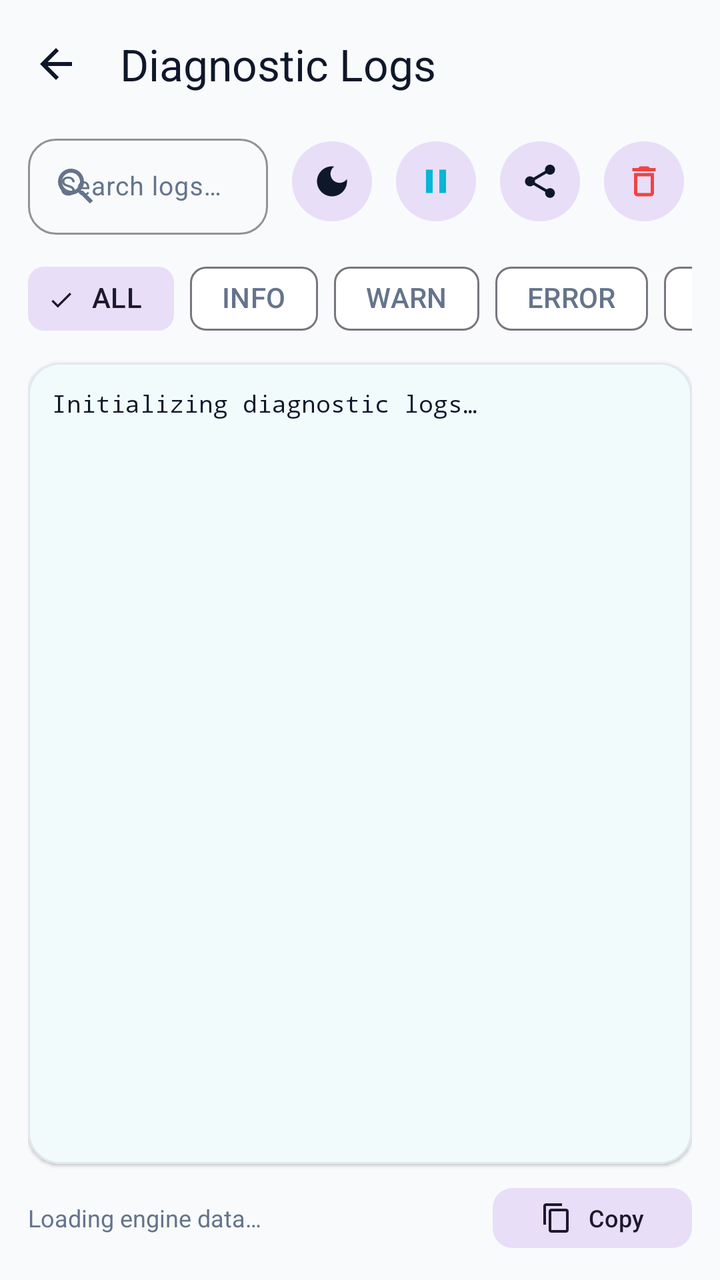
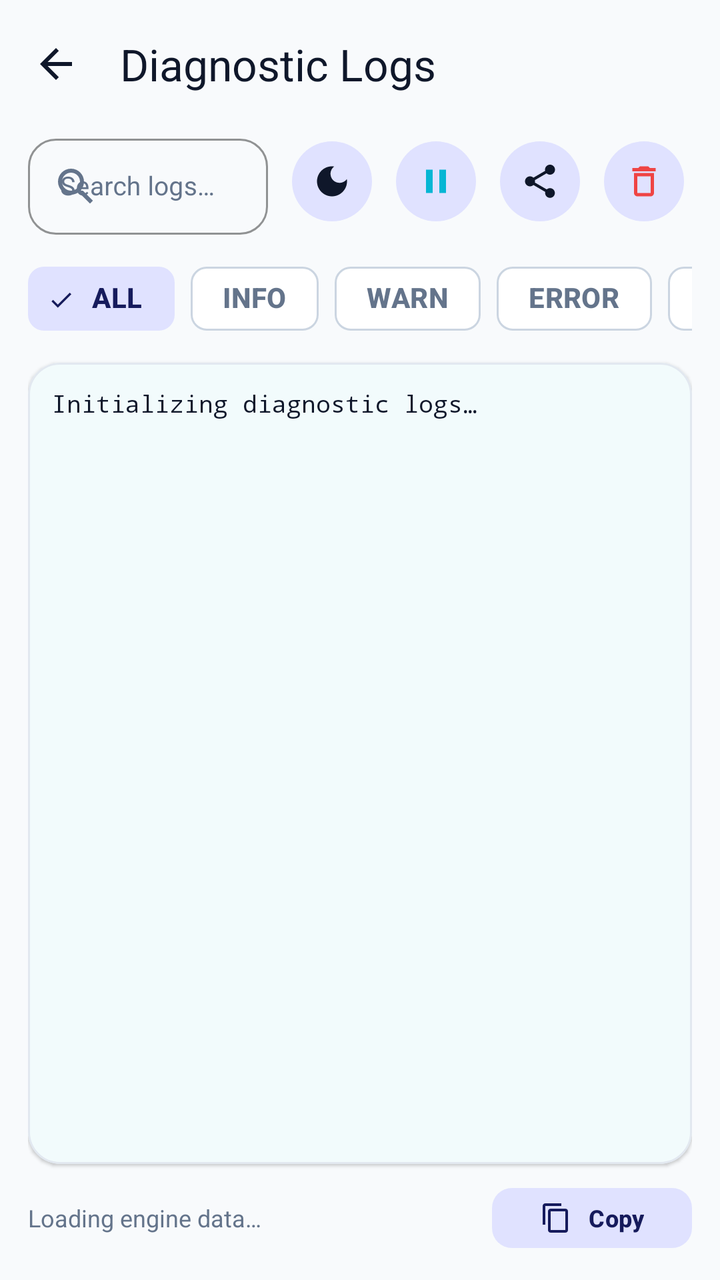

Compare the two renders of this Android layout. The source of the first and the diff that turns it into the second are given below.
<!-- AndroidManifest.xml: application theme Theme.P2ptap -->
<!-- res/layout/activity_log_viewer.xml -->
<?xml version="1.0" encoding="utf-8"?>
<androidx.coordinatorlayout.widget.CoordinatorLayout xmlns:android="http://schemas.android.com/apk/res/android"
    xmlns:app="http://schemas.android.com/apk/res-auto"
    android:layout_width="match_parent"
    android:layout_height="match_parent"
    android:background="@color/window_bg"
    android:fitsSystemWindows="true">

    <com.google.android.material.appbar.AppBarLayout
        android:layout_width="match_parent"
        android:layout_height="wrap_content"
        android:background="@color/window_bg"
        app:elevation="0dp">

        <com.google.android.material.appbar.MaterialToolbar
            android:id="@+id/toolbar"
            android:layout_width="match_parent"
            android:layout_height="?attr/actionBarSize"
            app:title="@string/title_log_viewer"
            app:titleTextColor="@color/text_primary"
            app:navigationIcon="@drawable/ic_arrow_back"
            app:navigationIconTint="@color/text_primary" />

    </com.google.android.material.appbar.AppBarLayout>

    <LinearLayout
        android:layout_width="match_parent"
        android:layout_height="match_parent"
        android:orientation="vertical"
        android:paddingHorizontal="14dp"
        android:paddingBottom="12dp"
        app:layout_behavior="@string/appbar_scrolling_view_behavior">

        
        <LinearLayout
            android:layout_width="match_parent"
            android:layout_height="wrap_content"
            android:orientation="horizontal"
            android:gravity="center_vertical"
            android:layout_marginBottom="8dp">

            
            <com.google.android.material.textfield.TextInputLayout
                android:layout_width="0dp"
                android:layout_height="wrap_content"
                android:layout_weight="1"
                android:hint="@string/hint_search_logs"
                app:boxCornerRadiusBottomEnd="14dp"
                app:boxCornerRadiusBottomStart="14dp"
                app:boxCornerRadiusTopEnd="14dp"
                app:boxCornerRadiusTopStart="14dp"
                app:boxBackgroundMode="outline"
                app:boxStrokeColor="@color/card_stroke"
                app:startIconDrawable="@drawable/ic_search"
                app:startIconTint="@color/text_secondary"
                app:endIconMode="clear_text">

                <com.google.android.material.textfield.TextInputEditText
                    android:id="@+id/etSearchLogs"
                    android:layout_width="match_parent"
                    android:layout_height="48dp"
                    android:paddingTop="8dp"
                    android:paddingBottom="8dp"
                    android:textSize="13sp"
                    android:textColor="@color/text_primary"
                    android:inputType="text" />
            </com.google.android.material.textfield.TextInputLayout>

            
            <com.google.android.material.button.MaterialButton
                android:id="@+id/btnToggleTheme"
                style="@style/Widget.Material3.Button.IconButton.Filled.Tonal"
                android:layout_width="48dp"
                android:layout_height="48dp"
                android:layout_marginStart="8dp"
                app:icon="@drawable/ic_theme_mode"
                app:iconTint="@color/text_primary" />

            
            <com.google.android.material.button.MaterialButton
                android:id="@+id/btnPauseResume"
                style="@style/Widget.Material3.Button.IconButton.Filled.Tonal"
                android:layout_width="48dp"
                android:layout_height="48dp"
                android:layout_marginStart="4dp"
                app:icon="@drawable/ic_pause"
                app:iconTint="@color/brand_primary" />

            
            <com.google.android.material.button.MaterialButton
                android:id="@+id/btnShareLogs"
                style="@style/Widget.Material3.Button.IconButton.Filled.Tonal"
                android:layout_width="48dp"
                android:layout_height="48dp"
                android:layout_marginStart="4dp"
                app:icon="@drawable/ic_share"
                app:iconTint="@color/text_primary" />

            
            <com.google.android.material.button.MaterialButton
                android:id="@+id/btnClearLogs"
                style="@style/Widget.Material3.Button.IconButton.Filled.Tonal"
                android:layout_width="48dp"
                android:layout_height="48dp"
                android:layout_marginStart="4dp"
                app:icon="@drawable/ic_delete"
                app:iconTint="@color/status_error" />

        </LinearLayout>

        
        <HorizontalScrollView
            android:layout_width="match_parent"
            android:layout_height="wrap_content"
            android:scrollbars="none"
            android:layout_marginBottom="8dp">

            <com.google.android.material.chip.ChipGroup
                android:id="@+id/chipGroupLevels"
                android:layout_width="wrap_content"
                android:layout_height="wrap_content"
                app:singleSelection="true">

                <com.google.android.material.chip.Chip
                    android:id="@+id/chipAll"
                    style="@style/Widget.Material3.Chip.Filter"
                    android:layout_width="wrap_content"
                    android:layout_height="wrap_content"
                    android:checked="true"
                    android:text="@string/filter_all" />

                <com.google.android.material.chip.Chip
                    android:id="@+id/chipInfo"
                    style="@style/Widget.Material3.Chip.Filter"
                    android:layout_width="wrap_content"
                    android:layout_height="wrap_content"
                    android:text="@string/filter_info" />

                <com.google.android.material.chip.Chip
                    android:id="@+id/chipWarn"
                    style="@style/Widget.Material3.Chip.Filter"
                    android:layout_width="wrap_content"
                    android:layout_height="wrap_content"
                    android:text="@string/filter_warn" />

                <com.google.android.material.chip.Chip
                    android:id="@+id/chipError"
                    style="@style/Widget.Material3.Chip.Filter"
                    android:layout_width="wrap_content"
                    android:layout_height="wrap_content"
                    android:text="@string/filter_error" />

                <com.google.android.material.chip.Chip
                    android:id="@+id/chipDebug"
                    style="@style/Widget.Material3.Chip.Filter"
                    android:layout_width="wrap_content"
                    android:layout_height="wrap_content"
                    android:text="@string/filter_debug" />


            </com.google.android.material.chip.ChipGroup>
        </HorizontalScrollView>

        
        <com.google.android.material.card.MaterialCardView
            android:layout_width="match_parent"
            android:layout_height="0dp"
            android:layout_weight="1"
            app:cardCornerRadius="16dp"
            app:cardElevation="1dp"
            app:cardBackgroundColor="@color/log_card"
            app:strokeColor="@color/log_stroke"
            app:strokeWidth="1dp">

            <ScrollView
                android:id="@+id/scrollView"
                android:layout_width="match_parent"
                android:layout_height="match_parent"
                android:fillViewport="true"
                android:padding="12dp"
                android:scrollbars="vertical">

                <TextView
                    android:id="@+id/tvLogs"
                    android:layout_width="match_parent"
                    android:layout_height="wrap_content"
                    android:fontFamily="monospace"
                    android:lineSpacingExtra="3dp"
                    android:textColor="@color/log_text"
                    android:textSize="12sp"
                    android:textIsSelectable="true"
                    android:text="@string/logs_initializing" />
            </ScrollView>

        </com.google.android.material.card.MaterialCardView>

        
        <LinearLayout
            android:layout_width="match_parent"
            android:layout_height="wrap_content"
            android:orientation="horizontal"
            android:gravity="center_vertical"
            android:layout_marginTop="8dp">

            <TextView
                android:id="@+id/tvLogStats"
                android:layout_width="0dp"
                android:layout_height="wrap_content"
                android:layout_weight="1"
                android:text="@string/telemetry_loading"
                android:textSize="12sp"
                android:textColor="@color/text_secondary" />

            <com.google.android.material.button.MaterialButton
                android:id="@+id/btnCopyLogs"
                style="@style/Widget.Material3.Button.TonalButton"
                android:layout_width="wrap_content"
                android:layout_height="38dp"
                android:text="@string/btn_copy_logs"
                android:textSize="12sp"
                app:cornerRadius="10dp"
                app:icon="@drawable/ic_copy"
                app:iconSize="16dp" />

        </LinearLayout>

    </LinearLayout>

</androidx.coordinatorlayout.widget.CoordinatorLayout>
<!-- resources referenced by this layout -->
<resources>
  <color name="brand_primary">#06B6D4</color>
  <color name="card_stroke">#E2E8F0</color>
  <color name="text_primary">#0F172A</color>
  <color name="text_secondary">#64748B</color>
  <style name="Base.Theme.P2ptap" parent="Theme.Material3.DayNight.NoActionBar">
          <item name="colorPrimary">@color/brand_primary</item>
          <item name="colorOnPrimary">@color/white</item>
          <item name="colorSecondary">@color/brand_secondary</item>
          <item name="colorOnSecondary">@color/white</item>
          <item name="colorSurface">@color/card_bg</item>
          <item name="colorOnSurface">@color/text_primary</item>
          <item name="colorSurfaceVariant">@color/card_elevated</item>
          <item name="colorOnSurfaceVariant">@color/text_secondary</item>
          <item name="android:statusBarColor">@color/window_bg</item>
          <item name="android:windowLightStatusBar">true</item>
          <item name="android:navigationBarColor">@color/window_bg</item>
          <item name="android:windowLightNavigationBar" tools:targetApi="o_mr1">true</item>
          <item name="android:windowBackground">@color/window_bg</item>
      </style>
  <color name="white">#FFFFFFFF</color>
  <color name="brand_secondary">#6366F1</color>
  <color name="card_bg">#FFFFFF</color>
  <color name="card_elevated">#F1F5F9</color>
  <!-- unchanged entries left out for length: 23 -->
</resources>

<!-- the commit's change to res/layout/activity_log_viewer.xml (unified diff, before → after) -->
@@ -3,13 +3,13 @@
     xmlns:app="http://schemas.android.com/apk/res-auto"
     android:layout_width="match_parent"
     android:layout_height="match_parent"
-    android:background="@color/window_bg"
+    android:background="?attr/colorSurfaceContainerLow"
     android:fitsSystemWindows="true">
 
     <com.google.android.material.appbar.AppBarLayout
         android:layout_width="match_parent"
         android:layout_height="wrap_content"
-        android:background="@color/window_bg"
+        android:background="?attr/colorSurfaceContainerLow"
         app:elevation="0dp">
 
         <com.google.android.material.appbar.MaterialToolbar
@@ -17,9 +17,9 @@
             android:layout_width="match_parent"
             android:layout_height="?attr/actionBarSize"
             app:title="@string/title_log_viewer"
-            app:titleTextColor="@color/text_primary"
+            app:titleTextColor="?attr/colorOnSurface"
             app:navigationIcon="@drawable/ic_arrow_back"
-            app:navigationIconTint="@color/text_primary" />
+            app:navigationIconTint="?attr/colorOnSurface" />
 
     </com.google.android.material.appbar.AppBarLayout>
 
@@ -50,9 +50,9 @@
                 app:boxCornerRadiusTopEnd="14dp"
                 app:boxCornerRadiusTopStart="14dp"
                 app:boxBackgroundMode="outline"
-                app:boxStrokeColor="@color/card_stroke"
+                app:boxStrokeColor="?attr/colorOutlineVariant"
                 app:startIconDrawable="@drawable/ic_search"
-                app:startIconTint="@color/text_secondary"
+                app:startIconTint="?attr/colorOnSurfaceVariant"
                 app:endIconMode="clear_text">
 
                 <com.google.android.material.textfield.TextInputEditText
@@ -62,7 +62,7 @@
                     android:paddingTop="8dp"
                     android:paddingBottom="8dp"
                     android:textSize="13sp"
-                    android:textColor="@color/text_primary"
+                    android:textColor="?attr/colorOnSurface"
                     android:inputType="text" />
             </com.google.android.material.textfield.TextInputLayout>
 
@@ -74,7 +74,7 @@
                 android:layout_height="48dp"
                 android:layout_marginStart="8dp"
                 app:icon="@drawable/ic_theme_mode"
-                app:iconTint="@color/text_primary" />
+                app:iconTint="?attr/colorOnSurface" />
 
             
             <com.google.android.material.button.MaterialButton
@@ -84,7 +84,7 @@
                 android:layout_height="48dp"
                 android:layout_marginStart="4dp"
                 app:icon="@drawable/ic_pause"
-                app:iconTint="@color/brand_primary" />
+                app:iconTint="?attr/colorPrimary" />
 
             
             <com.google.android.material.button.MaterialButton
@@ -94,7 +94,7 @@
                 android:layout_height="48dp"
                 android:layout_marginStart="4dp"
                 app:icon="@drawable/ic_share"
-                app:iconTint="@color/text_primary" />
+                app:iconTint="?attr/colorOnSurface" />
 
             
             <com.google.android.material.button.MaterialButton
@@ -209,7 +209,7 @@
                 android:layout_weight="1"
                 android:text="@string/telemetry_loading"
                 android:textSize="12sp"
-                android:textColor="@color/text_secondary" />
+                android:textColor="?attr/colorOnSurfaceVariant" />
 
             <com.google.android.material.button.MaterialButton
                 android:id="@+id/btnCopyLogs"
<!-- resource entries referenced after the edit -->
@@ -1,28 +1,202 @@
 <!-- resources referenced by this layout -->
 <resources>
-  <color name="brand_primary">#06B6D4</color>
-  <color name="card_stroke">#E2E8F0</color>
-  <color name="text_primary">#0F172A</color>
-  <color name="text_secondary">#64748B</color>
   <style name="Base.Theme.P2ptap" parent="Theme.Material3.DayNight.NoActionBar">
-          <item name="colorPrimary">@color/brand_primary</item>
-          <item name="colorOnPrimary">@color/white</item>
-          <item name="colorSecondary">@color/brand_secondary</item>
-          <item name="colorOnSecondary">@color/white</item>
-          <item name="colorSurface">@color/card_bg</item>
-          <item name="colorOnSurface">@color/text_primary</item>
-          <item name="colorSurfaceVariant">@color/card_elevated</item>
-          <item name="colorOnSurfaceVariant">@color/text_secondary</item>
+          
+          <item name="colorPrimary">@color/md_primary</item>
+          <item name="colorOnPrimary">@color/md_on_primary</item>
+          <item name="colorPrimaryContainer">@color/md_primary_container</item>
+          <item name="colorOnPrimaryContainer">@color/md_on_primary_container</item>
+          <item name="colorPrimaryInverse">@color/md_primary_inverse</item>
+          <item name="colorSecondary">@color/md_secondary</item>
+          <item name="colorOnSecondary">@color/md_on_secondary</item>
+          <item name="colorSecondaryContainer">@color/md_secondary_container</item>
+          <item name="colorOnSecondaryContainer">@color/md_on_secondary_container</item>
+          <item name="colorTertiary">@color/md_tertiary</item>
+          <item name="colorOnTertiary">@color/md_on_tertiary</item>
+          <item name="colorTertiaryContainer">@color/md_tertiary_container</item>
+          <item name="colorOnTertiaryContainer">@color/md_on_tertiary_container</item>
+          <item name="colorError">@color/md_error</item>
+          <item name="colorOnError">@color/md_on_error</item>
+          <item name="colorErrorContainer">@color/md_error_container</item>
+          <item name="colorOnErrorContainer">@color/md_on_error_container</item>
+          <item name="android:colorBackground">@color/md_background</item>
+          <item name="colorOnBackground">@color/md_on_background</item>
+          <item name="colorSurface">@color/md_surface</item>
+          <item name="colorOnSurface">@color/md_on_surface</item>
+          <item name="colorSurfaceContainerLowest">@color/md_surface_container_lowest</item>
+          <item name="colorSurfaceContainerLow">@color/md_surface_container_low</item>
+          <item name="colorSurfaceContainer">@color/md_surface_container</item>
+          <item name="colorSurfaceContainerHigh">@color/md_surface_container_high</item>
+          <item name="colorSurfaceContainerHighest">@color/md_surface_container_highest</item>
+          <item name="colorSurfaceVariant">@color/md_surface_variant</item>
+          <item name="colorOnSurfaceVariant">@color/md_on_surface_variant</item>
+          <item name="colorSurfaceInverse">@color/md_surface_inverse</item>
+          <item name="colorOnSurfaceInverse">@color/md_on_surface_inverse</item>
+          <item name="colorOutline">@color/md_outline</item>
+          <item name="colorOutlineVariant">@color/md_outline_variant</item>
+          <item name="android:colorControlHighlight">@color/md_scrim</item>
+  
+          
+          <item name="shapeAppearanceSmallComponent">@style/ShapeAppearance.P2ptap.Small</item>
+          <item name="shapeAppearanceMediumComponent">@style/ShapeAppearance.P2ptap.Medium</item>
+          <item name="shapeAppearanceLargeComponent">@style/ShapeAppearance.P2ptap.Large</item>
+  
+          
+          <item name="textAppearanceDisplayLarge">@style/TextAppearance.P2ptap.DisplayLarge</item>
+          <item name="textAppearanceDisplayMedium">@style/TextAppearance.P2ptap.DisplayMedium</item>
+          <item name="textAppearanceDisplaySmall">@style/TextAppearance.P2ptap.DisplaySmall</item>
+          <item name="textAppearanceHeadlineMedium">@style/TextAppearance.P2ptap.HeadlineMedium</item>
+          <item name="textAppearanceHeadlineSmall">@style/TextAppearance.P2ptap.HeadlineSmall</item>
+          <item name="textAppearanceTitleLarge">@style/TextAppearance.P2ptap.TitleLarge</item>
+          <item name="textAppearanceTitleMedium">@style/TextAppearance.P2ptap.TitleMedium</item>
+          <item name="textAppearanceTitleSmall">@style/TextAppearance.P2ptap.TitleSmall</item>
+          <item name="textAppearanceBodyLarge">@style/TextAppearance.P2ptap.BodyLarge</item>
+          <item name="textAppearanceBodyMedium">@style/TextAppearance.P2ptap.BodyMedium</item>
+          <item name="textAppearanceBodySmall">@style/TextAppearance.P2ptap.BodySmall</item>
+          <item name="textAppearanceLabelLarge">@style/TextAppearance.P2ptap.LabelLarge</item>
+          <item name="textAppearanceLabelMedium">@style/TextAppearance.P2ptap.LabelMedium</item>
+          <item name="textAppearanceLabelSmall">@style/TextAppearance.P2ptap.LabelSmall</item>
+  
+          
+          <item name="materialButtonStyle">@style/Widget.P2ptap.Button</item>
+          <item name="materialAlertDialogTheme">@style/ThemeOverlay.P2ptap.Dialog</item>
+  
+          
           <item name="android:statusBarColor">@color/window_bg</item>
           <item name="android:windowLightStatusBar">true</item>
           <item name="android:navigationBarColor">@color/window_bg</item>
           <item name="android:windowLightNavigationBar" tools:targetApi="o_mr1">true</item>
           <item name="android:windowBackground">@color/window_bg</item>
       </style>
-  <color name="white">#FFFFFFFF</color>
-  <color name="brand_secondary">#6366F1</color>
-  <color name="card_bg">#FFFFFF</color>
-  <color name="card_elevated">#F1F5F9</color>
+  <color name="md_primary">#06B6D4</color>
+  <color name="md_on_primary">#FFFFFF</color>
+  <color name="md_primary_container">#CFF7FF</color>
+  <color name="md_on_primary_container">#001E24</color>
+  <color name="md_primary_inverse">#53E3F4</color>
+  <color name="md_secondary">#6366F1</color>
+  <color name="md_on_secondary">#FFFFFF</color>
+  <color name="md_secondary_container">#E0E2FF</color>
+  <color name="md_on_secondary_container">#161B5C</color>
+  <color name="md_tertiary">#10B981</color>
+  <color name="md_on_tertiary">#FFFFFF</color>
+  <color name="md_tertiary_container">#B5F5D9</color>
+  <color name="md_on_tertiary_container">#003820</color>
+  <color name="md_error">#EF4444</color>
+  <color name="md_on_error">#FFFFFF</color>
+  <color name="md_error_container">#FFE8E8</color>
+  <color name="md_on_error_container">#4A0000</color>
+  <color name="md_background">#F8FAFC</color>
+  <color name="md_on_background">#0F172A</color>
+  <color name="md_surface">#FFFFFF</color>
+  <color name="md_on_surface">#0F172A</color>
+  <color name="md_surface_container_lowest">#FFFFFF</color>
+  <color name="md_surface_container_low">#F8FAFC</color>
+  <color name="md_surface_container">#F1F5F9</color>
+  <color name="md_surface_container_high">#E9EEF3</color>
+  <color name="md_surface_container_highest">#E2E8F0</color>
+  <color name="md_surface_variant">#E2E8F0</color>
+  <color name="md_on_surface_variant">#64748B</color>
+  <color name="md_surface_inverse">#1E293B</color>
+  <color name="md_on_surface_inverse">#FFFFFF</color>
+  <color name="md_outline">#CBD5E1</color>
+  <color name="md_outline_variant">#E2E8F0</color>
+  <color name="md_scrim">#69000000</color>
+  <style name="ShapeAppearance.P2ptap.Small" parent="ShapeAppearance.Material3.SmallComponent">
+          <item name="cornerFamily">rounded</item>
+          <item name="cornerSize">12dp</item>
+      </style>
+  <style name="ShapeAppearance.P2ptap.Medium" parent="ShapeAppearance.Material3.MediumComponent">
+          <item name="cornerFamily">rounded</item>
+          <item name="cornerSize">16dp</item>
+      </style>
+  <style name="ShapeAppearance.P2ptap.Large" parent="ShapeAppearance.Material3.LargeComponent">
+          <item name="cornerFamily">rounded</item>
+          <item name="cornerSize">24dp</item>
+      </style>
+  <style name="TextAppearance.P2ptap.DisplayLarge" parent="TextAppearance.Material3.DisplayLarge">
+          <item name="android:textSize">57sp</item>
+          <item name="android:letterSpacing">-0.015</item>
+      </style>
+  <style name="TextAppearance.P2ptap.DisplayMedium" parent="TextAppearance.Material3.DisplayMedium">
+          <item name="android:textSize">45sp</item>
+          <item name="android:letterSpacing">-0.01</item>
+      </style>
+  <style name="TextAppearance.P2ptap.DisplaySmall" parent="TextAppearance.Material3.DisplaySmall">
+          <item name="android:textSize">36sp</item>
+          <item name="android:letterSpacing">0</item>
+      </style>
+  <style name="TextAppearance.P2ptap.HeadlineMedium" parent="TextAppearance.Material3.HeadlineMedium">
+          <item name="android:textSize">28sp</item>
+          <item name="android:letterSpacing">0</item>
+      </style>
+  <style name="TextAppearance.P2ptap.HeadlineSmall" parent="TextAppearance.Material3.HeadlineSmall">
+          <item name="android:textSize">22sp</item>
+          <item name="android:letterSpacing">0</item>
+      </style>
+  <style name="TextAppearance.P2ptap.TitleLarge" parent="TextAppearance.Material3.TitleLarge">
+          <item name="android:textSize">22sp</item>
+          <item name="android:letterSpacing">0</item>
+      </style>
+  <style name="TextAppearance.P2ptap.TitleMedium" parent="TextAppearance.Material3.TitleMedium">
+          <item name="android:textSize">16sp</item>
+          <item name="android:letterSpacing">0.01</item>
+          <item name="android:textStyle">bold</item>
+      </style>
+  <style name="TextAppearance.P2ptap.TitleSmall" parent="TextAppearance.Material3.TitleSmall">
+          <item name="android:textSize">14sp</item>
+          <item name="android:letterSpacing">0.01</item>
+          <item name="android:textStyle">bold</item>
+      </style>
+  <style name="TextAppearance.P2ptap.BodyLarge" parent="TextAppearance.Material3.BodyLarge">
+          <item name="android:textSize">16sp</item>
+          <item name="android:letterSpacing">0.01</item>
+      </style>
+  <style name="TextAppearance.P2ptap.BodyMedium" parent="TextAppearance.Material3.BodyMedium">
+          <item name="android:textSize">14sp</item>
+          <item name="android:letterSpacing">0.01</item>
+      </style>
+  <style name="TextAppearance.P2ptap.BodySmall" parent="TextAppearance.Material3.BodySmall">
+          <item name="android:textSize">12sp</item>
+          <item name="android:letterSpacing">0.04</item>
+      </style>
+  <style name="TextAppearance.P2ptap.LabelLarge" parent="TextAppearance.Material3.LabelLarge">
+          <item name="android:textSize">14sp</item>
+          <item name="android:letterSpacing">0.01</item>
+          <item name="android:textStyle">bold</item>
+      </style>
+  <style name="TextAppearance.P2ptap.LabelMedium" parent="TextAppearance.Material3.LabelMedium">
+          <item name="android:textSize">12sp</item>
+          <item name="android:letterSpacing">0.04</item>
+          <item name="android:textStyle">bold</item>
+      </style>
+  <style name="TextAppearance.P2ptap.LabelSmall" parent="TextAppearance.Material3.LabelSmall">
+          <item name="android:textSize">11sp</item>
+          <item name="android:letterSpacing">0.06</item>
+          <item name="android:textStyle">bold</item>
+      </style>
+  <style name="Widget.P2ptap.Button" parent="Widget.Material3.Button">
+          <item name="shapeAppearance">@style/ShapeAppearance.P2ptap.Small</item>
+          <item name="android:textSize">14sp</item>
+          <item name="textAllCaps">false</item>
+          <item name="android:minHeight">44dp</item>
+          <item name="android:letterSpacing">0.01</item>
+      </style>
+  <style name="ThemeOverlay.P2ptap.Dialog" parent="ThemeOverlay.Material3.MaterialAlertDialog">
+          <item name="shapeAppearanceMediumComponent">@style/ShapeAppearance.P2ptap.Medium</item>
+          <item name="dialogCornerRadius">16dp</item>
+          <item name="materialAlertDialogTitleTextStyle">@style/TextAppearance.P2ptap.TitleMedium</item>
+          <item name="materialAlertDialogBodyTextStyle">@style/TextAppearance.P2ptap.BodyMedium</item>
+          <item name="buttonBarPositiveButtonStyle">@style/Widget.P2ptap.Button.TextButton</item>
+          <item name="buttonBarNegativeButtonStyle">@style/Widget.P2ptap.Button.TextButton</item>
+          <item name="buttonBarNeutralButtonStyle">@style/Widget.P2ptap.Button.TextButton</item>
+      </style>
+  <style name="Widget.P2ptap.Button.TextButton" parent="Widget.Material3.Button.TextButton">
+          <item name="shapeAppearance">@style/ShapeAppearance.P2ptap.Small</item>
+          <item name="android:textSize">14sp</item>
+          <item name="textAllCaps">false</item>
+          <item name="android:minHeight">44dp</item>
+          <item name="android:letterSpacing">0.01</item>
+      </style>
   <!-- unchanged entries left out for length: 23 -->
 </resources>
 
